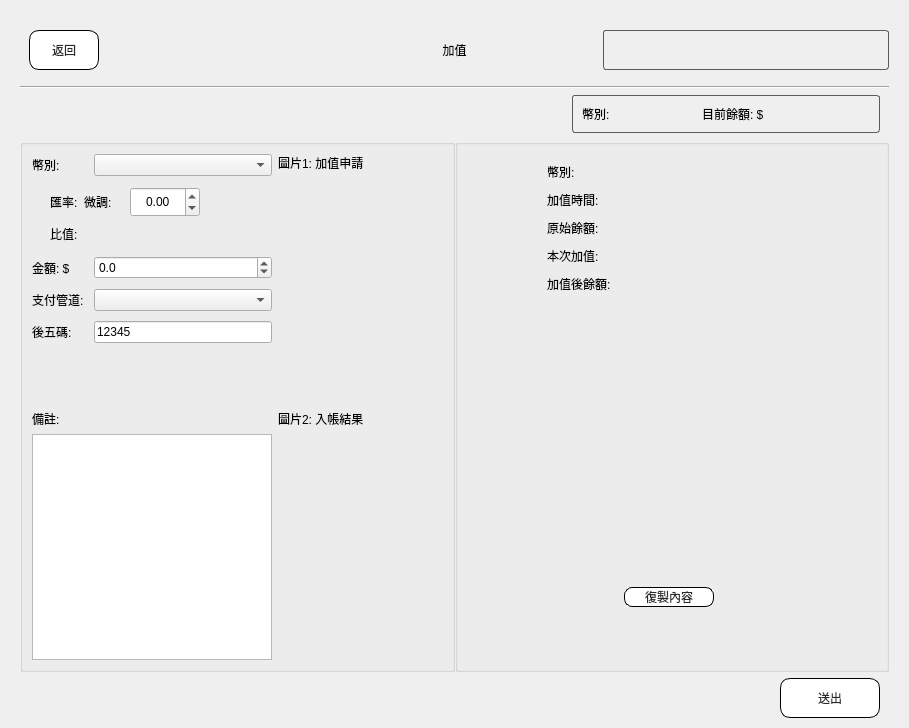
This is src/AdbClient/StageCustomerService/LayerAddCost.ui in roger0816/Adb as Qt 5 draws it before an edit. The edited form follows.
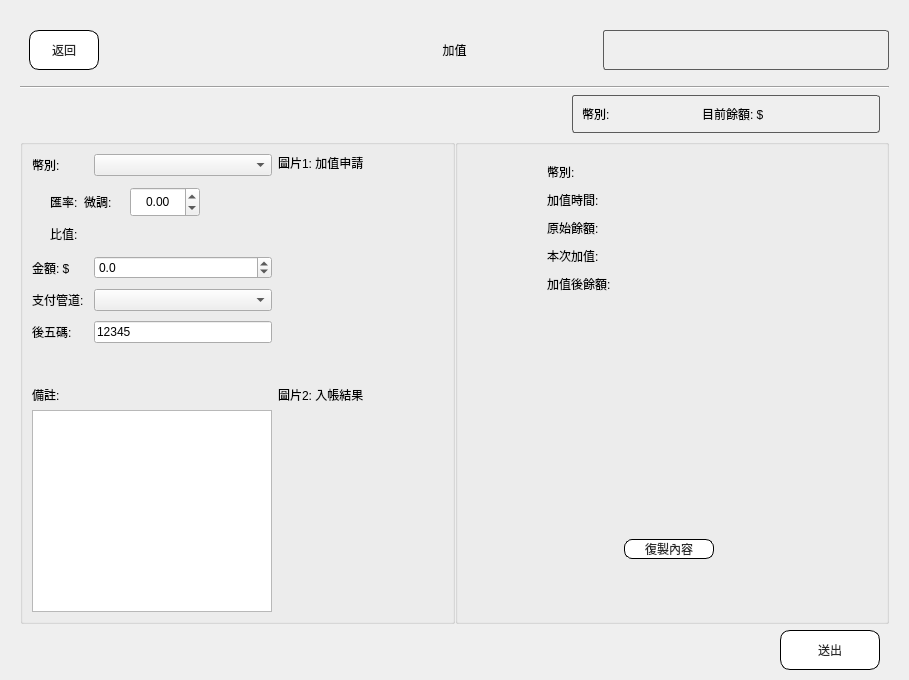
This is the edited form. Custom widgets are drawn as their Qt base class.

Diff of the .ui file:
```diff
--- a/src/AdbClient/StageCustomerService/LayerAddCost.ui
+++ b/src/AdbClient/StageCustomerService/LayerAddCost.ui
@@ -7,7 +7,7 @@
     <x>0</x>
     <y>0</y>
     <width>909</width>
-    <height>728</height>
+    <height>680</height>
    </rect>
   </property>
   <property name="windowTitle">
```
